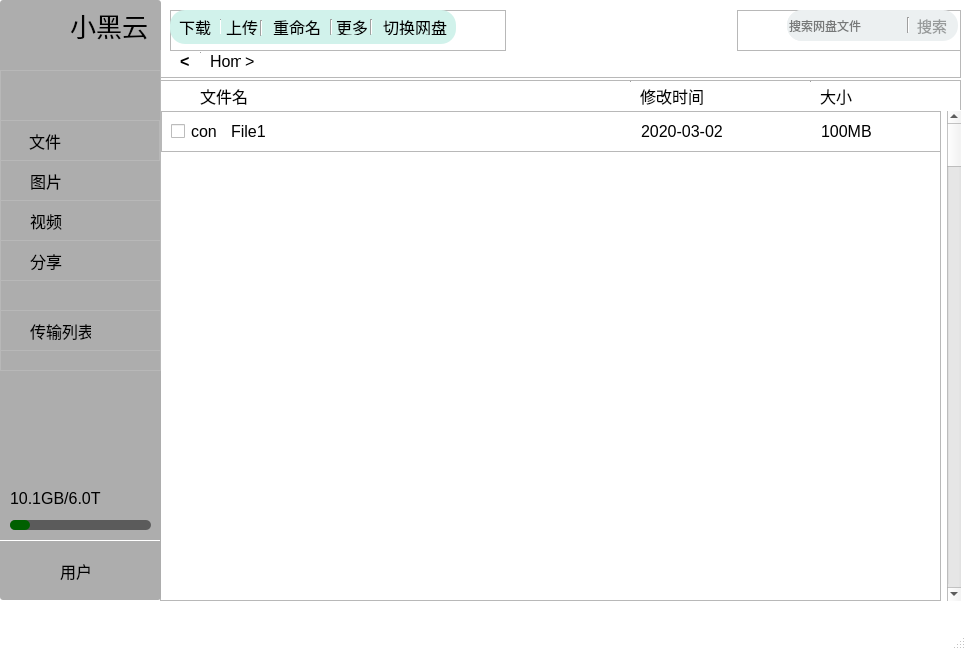
Above: SBCclient.ui from aibotez/SBCClientV2 before the change. Below: the same form after it.
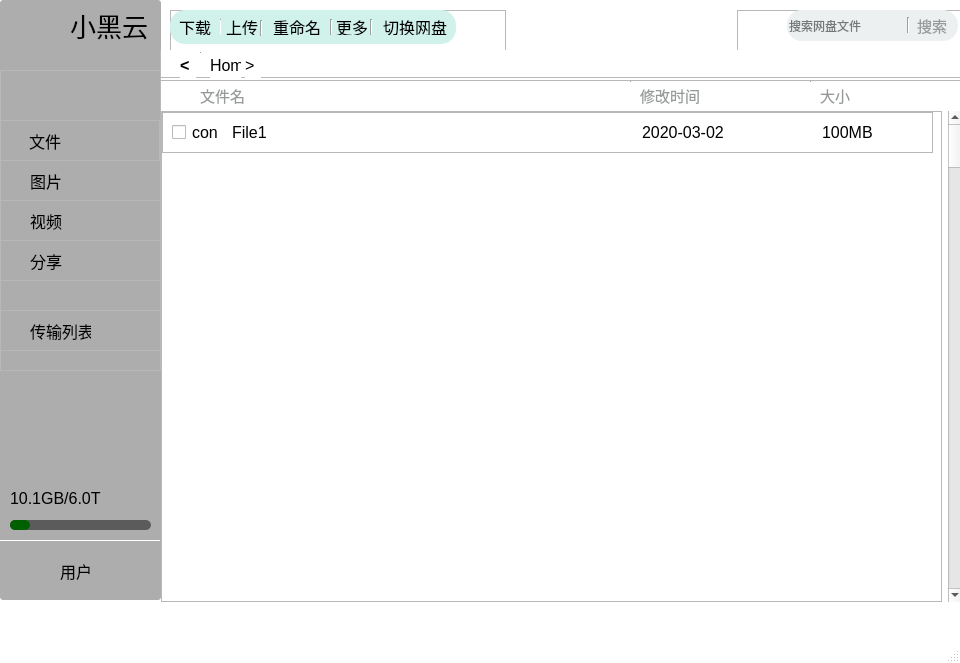
That is the form after the change. Icons and pictures are not drawn.

Patch:
```diff
--- a/SBCclient.ui
+++ b/SBCclient.ui
@@ -6,8 +6,8 @@
    <rect>
     <x>0</x>
     <y>0</y>
-    <width>966</width>
-    <height>650</height>
+    <width>960</width>
+    <height>663</height>
    </rect>
   </property>
   <property name="font">
@@ -171,6 +171,9 @@
        <height>41</height>
       </rect>
      </property>
+     <property name="cursor">
+      <cursorShape>PointingHandCursor</cursorShape>
+     </property>
      <property name="styleSheet">
       <string notr="true">#label_usercon{
 	border-radius:20px;
@@ -192,6 +195,9 @@
        <height>21</height>
       </rect>
      </property>
+     <property name="cursor">
+      <cursorShape>PointingHandCursor</cursorShape>
+     </property>
      <property name="text">
       <string>用户</string>
      </property>
@@ -423,9 +429,12 @@
        <x>50</x>
        <y>0</y>
        <width>31</width>
-       <height>23</height>
+       <height>31</height>
       </rect>
      </property>
+     <property name="cursor">
+      <cursorShape>PointingHandCursor</cursorShape>
+     </property>
      <property name="text">
       <string>Home</string>
      </property>
@@ -436,7 +445,7 @@
        <x>20</x>
        <y>0</y>
        <width>16</width>
-       <height>23</height>
+       <height>31</height>
       </rect>
      </property>
      <property name="font">
@@ -446,6 +455,9 @@
        <bold>true</bold>
       </font>
      </property>
+     <property name="cursor">
+      <cursorShape>PointingHandCursor</cursorShape>
+     </property>
      <property name="text">
       <string>&lt;</string>
      </property>
@@ -456,7 +468,7 @@
        <x>85</x>
        <y>0</y>
        <width>16</width>
-       <height>23</height>
+       <height>31</height>
       </rect>
      </property>
      <property name="font">
@@ -474,7 +486,7 @@
      <rect>
       <x>161</x>
       <y>50</y>
-      <width>810</width>
+      <width>801</width>
       <height>1</height>
      </rect>
     </property>
@@ -493,7 +505,7 @@
      <rect>
       <x>161</x>
       <y>80</y>
-      <width>810</width>
+      <width>801</width>
       <height>1</height>
      </rect>
     </property>
@@ -542,7 +554,10 @@
 	background:#D1F2EB;
 	border-radius:15px;
 	opacity:0.8;
-}</string>
+}
+#frame_Buttons QLabel:hover{
+	color:blue;
+	}</string>
         </property>
         <property name="frameShape">
          <enum>QFrame::StyledPanel</enum>
@@ -559,6 +574,9 @@
            <height>16</height>
           </rect>
          </property>
+         <property name="cursor">
+          <cursorShape>PointingHandCursor</cursorShape>
+         </property>
          <property name="text">
           <string>下载</string>
          </property>
@@ -591,6 +609,9 @@
            <height>16</height>
           </rect>
          </property>
+         <property name="cursor">
+          <cursorShape>PointingHandCursor</cursorShape>
+         </property>
          <property name="text">
           <string>上传</string>
          </property>
@@ -604,6 +625,9 @@
            <height>16</height>
           </rect>
          </property>
+         <property name="cursor">
+          <cursorShape>PointingHandCursor</cursorShape>
+         </property>
          <property name="text">
           <string>重命名</string>
          </property>
@@ -636,6 +660,9 @@
            <height>16</height>
           </rect>
          </property>
+         <property name="cursor">
+          <cursorShape>PointingHandCursor</cursorShape>
+         </property>
          <property name="text">
           <string>更多</string>
          </property>
@@ -668,6 +695,9 @@
            <height>16</height>
           </rect>
          </property>
+         <property name="cursor">
+          <cursorShape>PointingHandCursor</cursorShape>
+         </property>
          <property name="text">
           <string>切换网盘</string>
          </property>
@@ -784,6 +814,9 @@
            <height>21</height>
           </rect>
          </property>
+         <property name="cursor">
+          <cursorShape>PointingHandCursor</cursorShape>
+         </property>
          <property name="text">
           <string>搜索</string>
          </property>
@@ -802,6 +835,13 @@
       <height>31</height>
      </rect>
     </property>
+    <property name="styleSheet">
+     <string notr="true">#frame_11 QLabel
+{
+	color:#979A9A;
+	font-size:15px;
+}</string>
+    </property>
     <property name="frameShape">
      <enum>QFrame::StyledPanel</enum>
     </property>
@@ -891,7 +931,7 @@
      <rect>
       <x>161</x>
       <y>110</y>
-      <width>821</width>
+      <width>801</width>
       <height>1</height>
      </rect>
     </property>
@@ -908,20 +948,43 @@
    <widget class="QWidget" name="">
     <property name="geometry">
      <rect>
-      <x>160</x>
-      <y>110</y>
+      <x>161</x>
+      <y>111</y>
       <width>801</width>
       <height>491</height>
      </rect>
     </property>
-    <layout class="QHBoxLayout" name="horizontalLayout">
+    <layout class="QHBoxLayout" name="horizontalLayout" stretch="0,0">
      <item>
       <widget class="QScrollArea" name="scrollArea">
+       <property name="sizePolicy">
+        <sizepolicy hsizetype="Expanding" vsizetype="Expanding">
+         <horstretch>0</horstretch>
+         <verstretch>0</verstretch>
+        </sizepolicy>
+       </property>
+       <property name="font">
+        <font>
+         <kerning>true</kerning>
+        </font>
+       </property>
        <property name="styleSheet">
         <string notr="true">#scrollAreaWidgetContents
 {
 	background:white;
-}</string>
+}
+
+#scrollAreaWidgetContents QFrame:hover{
+	background:#A2D9CE;
+	border-radius:20px;
+	opacity:0.5;
+	}</string>
+       </property>
+       <property name="frameShadow">
+        <enum>QFrame::Raised</enum>
+       </property>
+       <property name="lineWidth">
+        <number>-1</number>
        </property>
        <property name="widgetResizable">
         <bool>true</bool>
@@ -940,7 +1003,7 @@
           <rect>
            <x>0</x>
            <y>0</y>
-           <width>791</width>
+           <width>771</width>
            <height>41</height>
           </rect>
          </property>
@@ -959,6 +1022,9 @@
             <height>41</height>
            </rect>
           </property>
+          <property name="cursor">
+           <cursorShape>PointingHandCursor</cursorShape>
+          </property>
           <property name="text">
            <string>File1</string>
           </property>
@@ -1028,9 +1094,8 @@
      </item>
     </layout>
    </widget>
-   <zorder>scrollArea</zorder>
+   <zorder>layoutWidget</zorder>
    <zorder>frame</zorder>
-   <zorder>verticalScrollBar</zorder>
    <zorder>frame_8</zorder>
    <zorder>line_3</zorder>
    <zorder>line_4</zorder>
@@ -1043,7 +1108,7 @@
     <rect>
      <x>0</x>
      <y>0</y>
-     <width>966</width>
+     <width>960</width>
      <height>23</height>
     </rect>
    </property>
```
